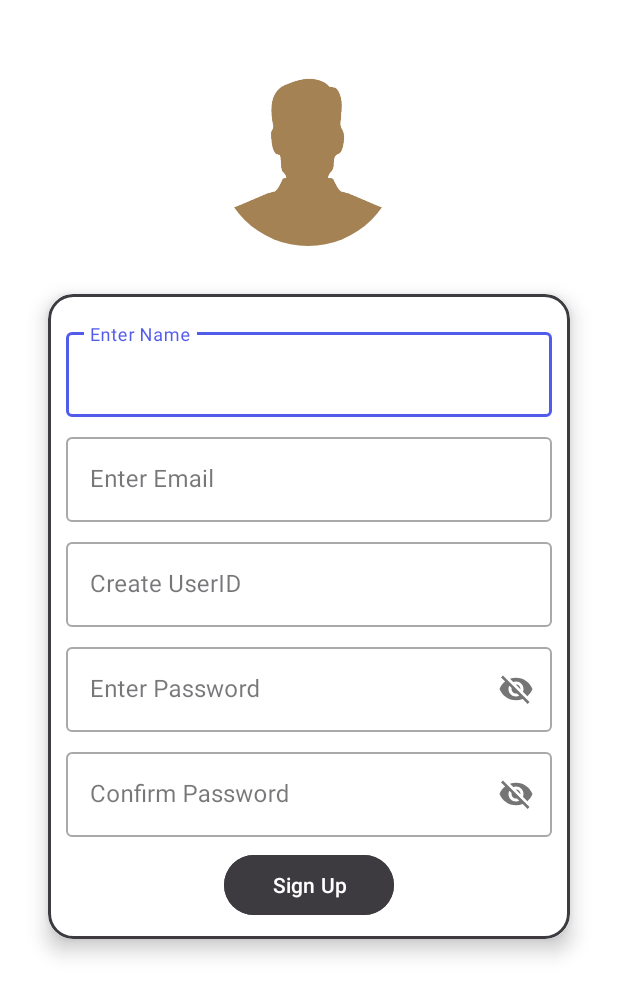
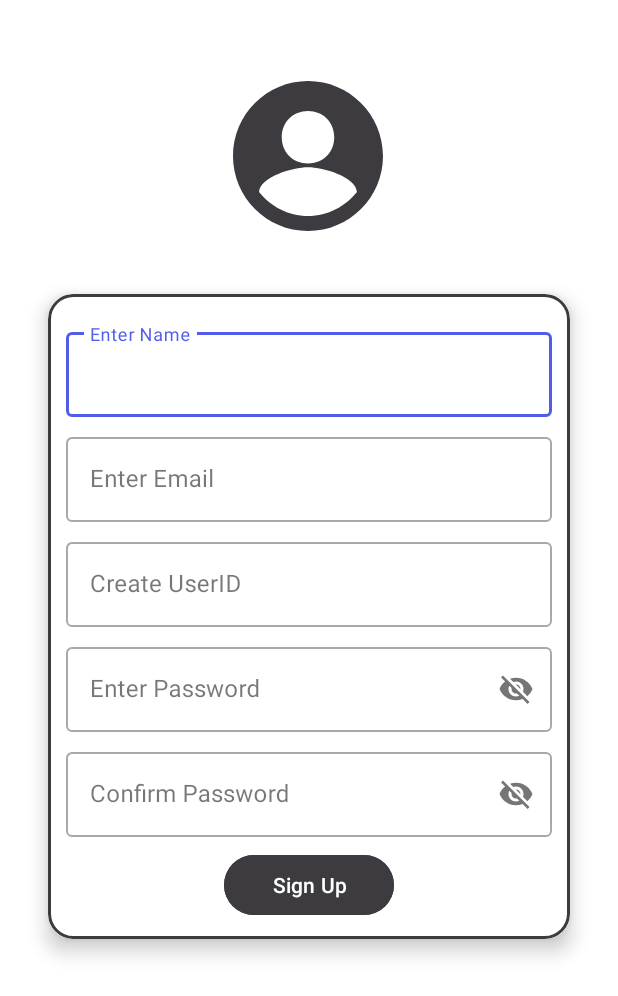
Before and after one commit to MihirParmar011/Duta, an Android app: the Signup screen opened directly, with no data from a screen before it, on a phone screen of 412 x 824 dp. Shown: the top 996 px of the screen. Run offline under Robolectric (Android 15) with nearby library versions, the phone set to English and light mode, and no system bars; our stand-ins replace Firebase (no records; nobody signed in at launch, a user with empty details on screens opened directly); plain views replace CircularImageView; pictures from the network do not load.

Commit message:
V1.05.02

```diff
--- a/app/build.gradle.kts
+++ b/app/build.gradle.kts
@@ -44,6 +44,7 @@ dependencies {
     implementation(libs.activity)
     implementation(libs.constraintlayout)
     implementation(libs.recyclerview)
+    implementation(libs.car.ui.lib)
     testImplementation(libs.junit)
     androidTestImplementation(libs.ext.junit)
     androidTestImplementation(libs.espresso.core)
@@ -82,4 +83,5 @@ dependencies {
     implementation(platform(libs.firebase.bom.v3270))
     implementation(libs.google.firebase.storage)
     implementation(libs.google.firebase.analytics)
+    implementation ("com.android.car.ui:car-ui-lib:2.5.0")
 }
--- a/app/src/main/AndroidManifest.xml
+++ b/app/src/main/AndroidManifest.xml
@@ -10,6 +10,7 @@
     <uses-permission android:name="android.permission.READ_MEDIA_IMAGES" />
     <uses-permission android:name="android.permission.READ_MEDIA_VIDEO" />
     <uses-permission android:name="android.permission.READ_MEDIA_AUDIO" />
+    <uses-sdk tools:overrideLibrary="com.android.car.ui"/>
 
 
 
@@ -43,7 +44,9 @@
         <activity
             android:name=".MainActivity"
             android:exported="true"
-            android:configChanges="uiMode">
+            android:configChanges="uiMode"
+            android:windowSoftInputMode="adjustPan"
+            android:theme="@style/Theme.AppCompat.Light.NoActionBar">
 
         </activity>
         <activity android:name=".profile.ProfileActivity" />
--- /dev/null
+++ b/app/src/main/res/drawable/ic_profile0.xml
@@ -0,0 +1,10 @@
+<vector xmlns:android="http://schemas.android.com/apk/res/android"
+    android:width="24dp"
+    android:height="24dp"
+    android:viewportWidth="24"
+    android:viewportHeight="24">
+
+    <path
+        android:fillColor="@color/colorPrimaryDark"
+        android:pathData="M12,2C6.48,2 2,6.48 2,12C2,17.52 6.48,22 12,22C17.52,22 22,17.52 22,12C22,6.48 17.52,2 12,2ZM12,6C14,6 15.5,7.5 15.5,9.5C15.5,11.5 14,13 12,13C10,13 8.5,11.5 8.5,9.5C8.5,7.5 10,6 12,6ZM12,20C9.33,20 6.98,18.67 5.47,16.79C5.62,14.76 10,13.5 12,13.5C14,13.5 18.38,14.76 18.53,16.79C17.02,18.67 14.67,20 12,20Z" />
+</vector>
--- a/app/src/main/res/layout/activity_login.xml
+++ b/app/src/main/res/layout/activity_login.xml
@@ -76,7 +76,7 @@
                 android:layout_height="wrap_content"
                 android:layout_marginTop="8dp"
                 android:onClick="btnLoginClick"
-                android:backgroundTint="@color/colorPrimary"
+                android:backgroundTint="@color/colorPrimaryDark"
                 android:paddingLeft="32dp"
                 android:paddingRight="32dp"
                 android:text="@string/login"
@@ -91,7 +91,7 @@
                 android:padding="6dp"
                 android:text="@string/reset_password"
                 android:textAppearance="@style/TextAppearance.AppCompat.Medium"
-                android:textColor="@color/colorPrimary"
+                android:textColor="@color/colorPrimaryDark"
                  />
         </LinearLayout>
     </androidx.cardview.widget.CardView>
--- a/app/src/main/res/layout/activity_message.xml
+++ b/app/src/main/res/layout/activity_message.xml
@@ -13,7 +13,7 @@
         android:layout_height="wrap_content"
         android:text="@string/no_internet"
         android:textAppearance="@style/TextAppearance.AppCompat.Large"
-        android:textColor="@color/colorPrimary"
+        android:textColor="@color/colorPrimaryDark"
         app:layout_constraintBottom_toBottomOf="parent"
         app:layout_constraintEnd_toEndOf="parent"
         app:layout_constraintStart_toStartOf="parent"
--- a/app/src/main/res/layout/activity_profile.xml
+++ b/app/src/main/res/layout/activity_profile.xml
@@ -19,7 +19,8 @@
         android:layout_height="120dp"
         android:layout_marginTop="32dp"
         android:onClick="changeImage"
-        android:src="@drawable/default_profile"
+        android:src="@drawable/ic_profile"
+        android:tint="@color/colorPrimaryDark"
         app:layout_constraintEnd_toEndOf="parent"
         app:layout_constraintStart_toStartOf="parent"
         app:layout_constraintTop_toTopOf="parent" />
--- a/app/src/main/res/layout/activity_signup.xml
+++ b/app/src/main/res/layout/activity_signup.xml
@@ -20,7 +20,7 @@
         android:layout_height="120dp"
         android:layout_marginTop="44dp"
         android:onClick="btnPickImage"
-        android:src="@drawable/default_profile"
+        android:src="@drawable/ic_profile0"
         app:layout_constraintEnd_toEndOf="parent"
         app:layout_constraintHorizontal_bias="0.498"
         app:layout_constraintStart_toStartOf="parent"
--- a/app/src/main/res/layout/chat_list_layout.xml
+++ b/app/src/main/res/layout/chat_list_layout.xml
@@ -19,7 +19,8 @@
             android:id="@+id/ivProfile"
             android:layout_width="75dp"
             android:layout_height="75dp"
-            android:src="@drawable/default_profile"/>
+            android:src="@drawable/ic_profile"
+            android:tint="@color/colorPrimaryDark"/>
 
         <LinearLayout
             android:layout_width="wrap_content"
--- a/app/src/main/res/layout/custom_action_bar.xml
+++ b/app/src/main/res/layout/custom_action_bar.xml
@@ -14,7 +14,8 @@
         android:layout_width="42dp"
         android:layout_height="42dp"
         app:civ_border="false"
-        android:src="@drawable/default_profile"/>
+        android:src="@drawable/ic_profile"
+        android:tint="@color/white"/>
 
     <LinearLayout
         android:layout_width="wrap_content"
--- a/app/src/main/res/layout/find_friends_layout.xml
+++ b/app/src/main/res/layout/find_friends_layout.xml
@@ -22,7 +22,8 @@
             android:layout_width="70dp"
             android:layout_height="70dp"
             android:layout_gravity="center_vertical"
-            android:src="@drawable/default_profile" />
+            android:src="@drawable/ic_profile"
+            android:tint="@color/colorPrimaryDark"/>
 
         <LinearLayout
             android:layout_width="match_parent"
--- a/app/src/main/res/layout/friend_request_layout.xml
+++ b/app/src/main/res/layout/friend_request_layout.xml
@@ -19,7 +19,8 @@
             android:id="@+id/ivProfile"
             android:layout_width="75dp"
             android:layout_height="75dp"
-            android:src="@drawable/default_profile"/>
+            android:src="@drawable/ic_profile"
+            android:tint="@color/colorPrimaryDark"/>
 
         <LinearLayout
             android:layout_width="match_parent"
--- a/app/src/main/res/layout/select_friend_layout.xml
+++ b/app/src/main/res/layout/select_friend_layout.xml
@@ -26,7 +26,8 @@
             android:layout_height="70dp"
             android:layout_gravity="center"
             android:id="@+id/ivProfile"
-            android:src="@drawable/default_profile"/>
+            android:src="@drawable/ic_profile"
+            android:tint="@color/colorPrimaryDark"/>
 
         <TextView
             android:layout_width="match_parent"
--- a/app/src/main/res/layout/tab_chat.xml
+++ b/app/src/main/res/layout/tab_chat.xml
@@ -6,7 +6,7 @@
     android:layout_width="wrap_content"
     android:layout_height="wrap_content"
     android:padding="8dp"
-    android:background="@color/colorPrimary">
+    >
 
     <!-- Image at the Top -->
     <ImageView
--- a/app/src/main/res/layout/tab_findfriends.xml
+++ b/app/src/main/res/layout/tab_findfriends.xml
@@ -5,7 +5,7 @@
     xmlns:tools="http://schemas.android.com/tools"
     android:layout_width="wrap_content"
     android:layout_height="wrap_content"
-    android:background="@color/colorPrimary">
+    >
 
     <!-- Image at the Top -->
     <ImageView
--- a/app/src/main/res/layout/tab_requests.xml
+++ b/app/src/main/res/layout/tab_requests.xml
@@ -5,7 +5,7 @@
     xmlns:tools="http://schemas.android.com/tools"
     android:layout_width="wrap_content"
     android:layout_height="wrap_content"
-    android:background="@color/colorPrimary">
+    >
 
     <!-- Image at the Top -->
     <ImageView
@@ -19,7 +19,7 @@
         app:layout_constraintEnd_toEndOf="parent"
         app:srcCompat="@drawable/ic_request"
         android:tint="@android:color/white"
-        tools:ignore="UseAppTint" />
+        tools:ignore="ContentDescription,UseAppTint" />
 
     <!-- Text Below the Image -->
     <TextView
--- a/gradle/libs.versions.toml
+++ b/gradle/libs.versions.toml
@@ -28,6 +28,7 @@ materialVersion = "1.1.0"
 smartReply = "16.1.1"
 volley = "1.2.1"
 recyclerview = "1.4.0"
+carUiLib = "2.6.0"
 
 [libraries]
 activity-v180 = { module = "androidx.activity:activity", version.ref = "activityVersion" }
@@ -61,6 +62,7 @@ material-v110 = { module = "com.google.android.material:material", version.ref =
 smart-reply = { module = "com.google.mlkit:smart-reply", version.ref = "smartReply" }
 volley = { module = "com.android.volley:volley", version.ref = "volley" }
 recyclerview = { group = "androidx.recyclerview", name = "recyclerview", version.ref = "recyclerview" }
+car-ui-lib = { group = "com.android.car.ui", name = "car-ui-lib", version.ref = "carUiLib" }
 
 [plugins]
 android-application = { id = "com.android.application", version.ref = "agp" }
```
Also changed, not shown: app/src/main/java/com/pm/appdev/duta/MainActivity.java (+16 -7 lines), app/src/main/res/drawable/profile.xml (added, +10 -0 lines), app/src/main/res/layout/activity_main.xml (+14 -3 lines).
